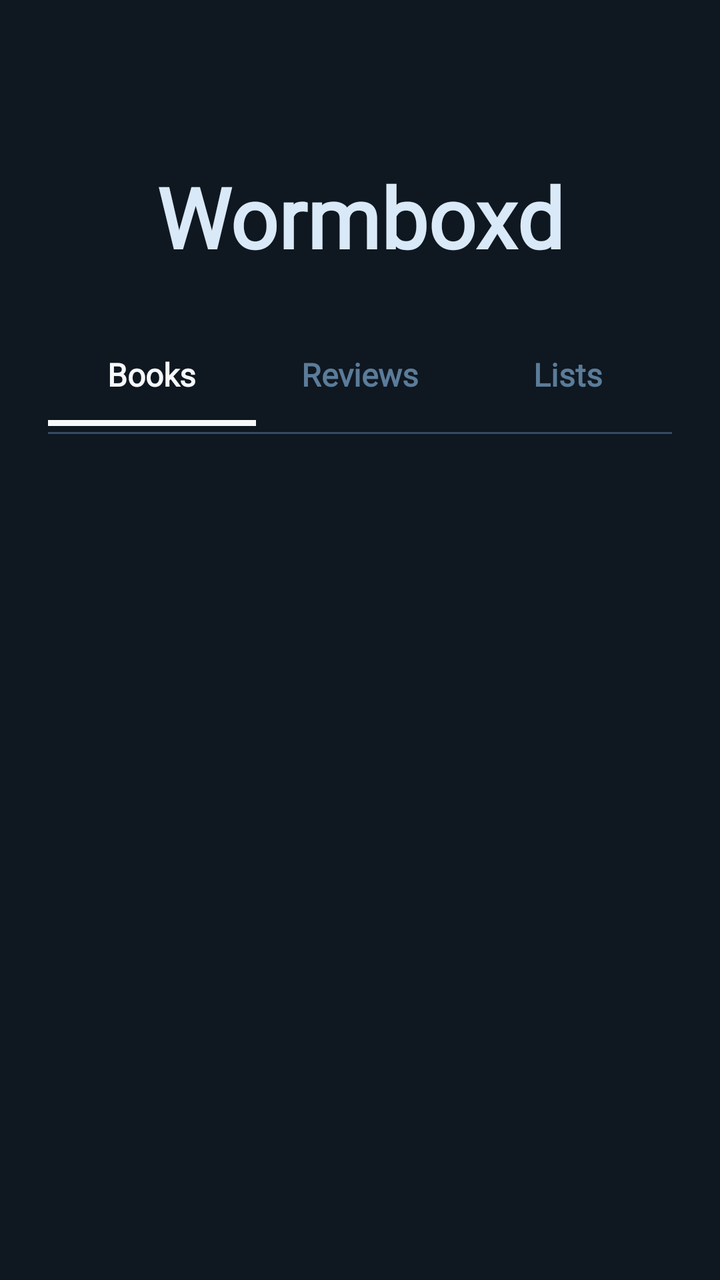
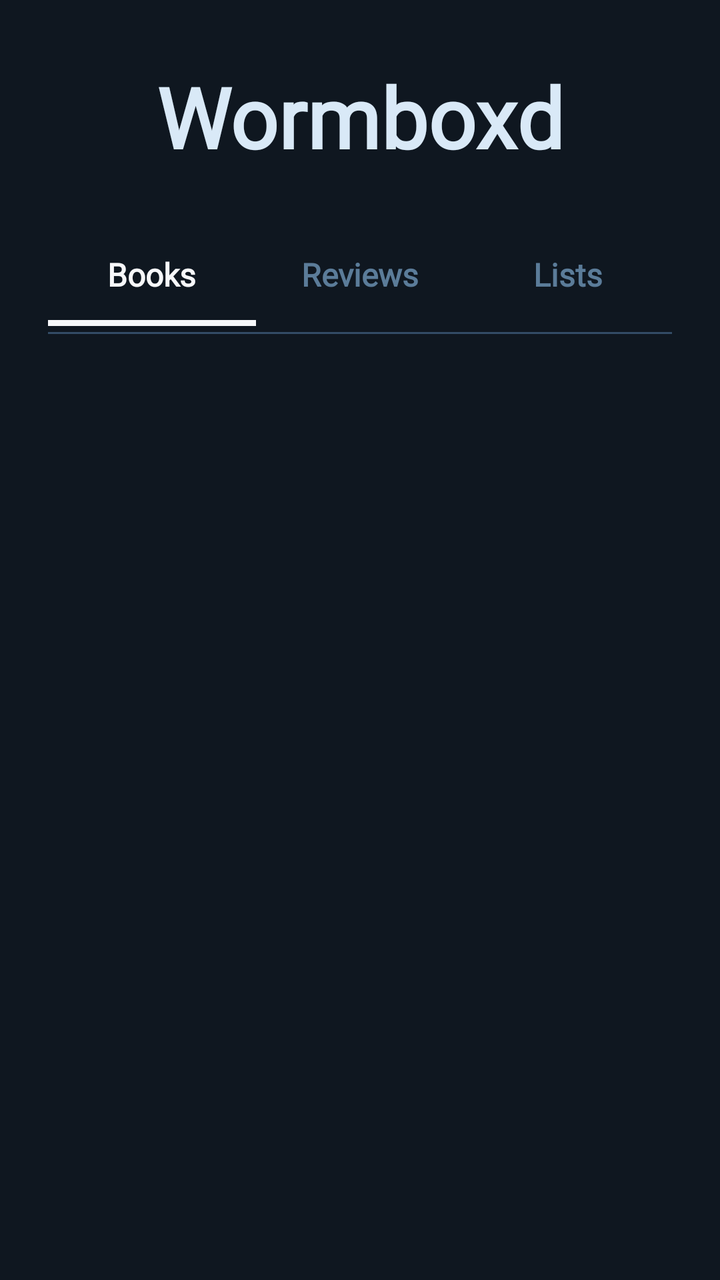

The first picture is an Android layout as it rendered before a commit; the second is the same layout after the commit. The layout source and the unified diff follow.
<!-- AndroidManifest.xml: application theme Theme.MyApplication -->
<!-- res/layout/fragment_home.xml -->
<?xml version="1.0" encoding="utf-8"?>
<LinearLayout xmlns:android="http://schemas.android.com/apk/res/android"
    xmlns:tools="http://schemas.android.com/tools"
    android:layout_width="match_parent"
    android:layout_height="match_parent"
    tools:context=".HomeFragment"
    android:orientation="vertical"
    android:background="#0F1720"
    android:paddingTop="80dp">

    <TextView
        android:layout_width="match_parent"
        android:layout_height="wrap_content"
        android:text="Wormboxd"
        android:textAlignment="center"
        android:textColor="#D9E9F7"
        android:textSize="42sp"
        android:textStyle="bold"
        android:fontFamily="@font/dmseriftext_regular"
        android:layout_marginBottom="40dp" />

    <LinearLayout
        android:layout_width="match_parent"
        android:layout_height="wrap_content"
        android:orientation="horizontal"
        android:paddingHorizontal="24dp">

        
        <LinearLayout
            android:id="@+id/tabBooks"
            android:layout_width="0dp"
            android:layout_height="wrap_content"
            android:layout_weight="1"
            android:orientation="vertical"
            android:gravity="center"
            android:clickable="true"
            android:focusable="true"
            android:background="?attr/selectableItemBackgroundBorderless">

            <TextView
                android:id="@+id/tvBooks"
                android:layout_width="wrap_content"
                android:layout_height="wrap_content"
                android:text="Books"
                android:fontFamily="@font/inter_variablefont_opsz_wght"
                android:textColor="#F7F8FA"
                android:textSize="16sp"
                android:textStyle="bold"
                android:paddingBottom="12dp" />

            <View
                android:id="@+id/underlineBooks"
                android:layout_width="match_parent"
                android:layout_height="3dp"
                android:background="#F7F8FA"
                android:visibility="visible" />
        </LinearLayout>

        
        <LinearLayout
            android:id="@+id/tabReviews"
            android:layout_width="0dp"
            android:layout_height="wrap_content"
            android:layout_weight="1"
            android:orientation="vertical"
            android:gravity="center"
            android:clickable="true"
            android:focusable="true"
            android:background="?attr/selectableItemBackgroundBorderless">

            <TextView
                android:id="@+id/tvReviews"
                android:layout_width="wrap_content"
                android:layout_height="wrap_content"
                android:text="Reviews"
                android:fontFamily="@font/inter_variablefont_opsz_wght"
                android:textColor="#5B7C99"
                android:textSize="16sp"
                android:textStyle="bold"
                android:paddingBottom="15dp" />

            <View
                android:id="@+id/underlineReviews"
                android:layout_width="match_parent"
                android:layout_height="3dp"
                android:background="#F7F8FA"
                android:visibility="invisible" />
        </LinearLayout>

        
        <LinearLayout
            android:id="@+id/tabLists"
            android:layout_width="0dp"
            android:layout_height="wrap_content"
            android:layout_weight="1"
            android:orientation="vertical"
            android:gravity="center"
            android:clickable="true"
            android:focusable="true"
            android:background="?attr/selectableItemBackgroundBorderless">

            <TextView
                android:id="@+id/tvLists"
                android:layout_width="wrap_content"
                android:layout_height="wrap_content"
                android:text="Lists"
                android:fontFamily="@font/inter_variablefont_opsz_wght"
                android:textColor="#5B7C99"
                android:textSize="16sp"
                android:textStyle="bold"
                android:paddingBottom="15dp" />

            <View
                android:id="@+id/underlineLists"
                android:layout_width="match_parent"
                android:layout_height="3dp"
                android:background="#F7F8FA"
                android:visibility="invisible" />
        </LinearLayout>

    </LinearLayout>

    <View
        android:layout_width="match_parent"
        android:layout_height="1dp"
        android:background="#334C66"
        android:layout_marginHorizontal="24dp" />

    <androidx.fragment.app.FragmentContainerView
        android:id="@+id/homeChildFragment"
        android:layout_width="match_parent"
        android:layout_height="0dp"
        android:layout_weight="1" />

</LinearLayout>
<!-- resources referenced by this layout -->
<resources>
  <style name="Theme.MyApplication" parent="Base.Theme.MyApplication" />
  <style name="Base.Theme.MyApplication" parent="Theme.Material3.DayNight.NoActionBar">
          
          
      </style>
</resources>

<!-- the commit's change to res/layout/fragment_home.xml (unified diff, before → after) -->
@@ -6,7 +6,7 @@
     tools:context=".HomeFragment"
     android:orientation="vertical"
     android:background="#0F1720"
-    android:paddingTop="80dp">
+    android:paddingTop="30dp">
 
     <TextView
         android:layout_width="match_parent"
